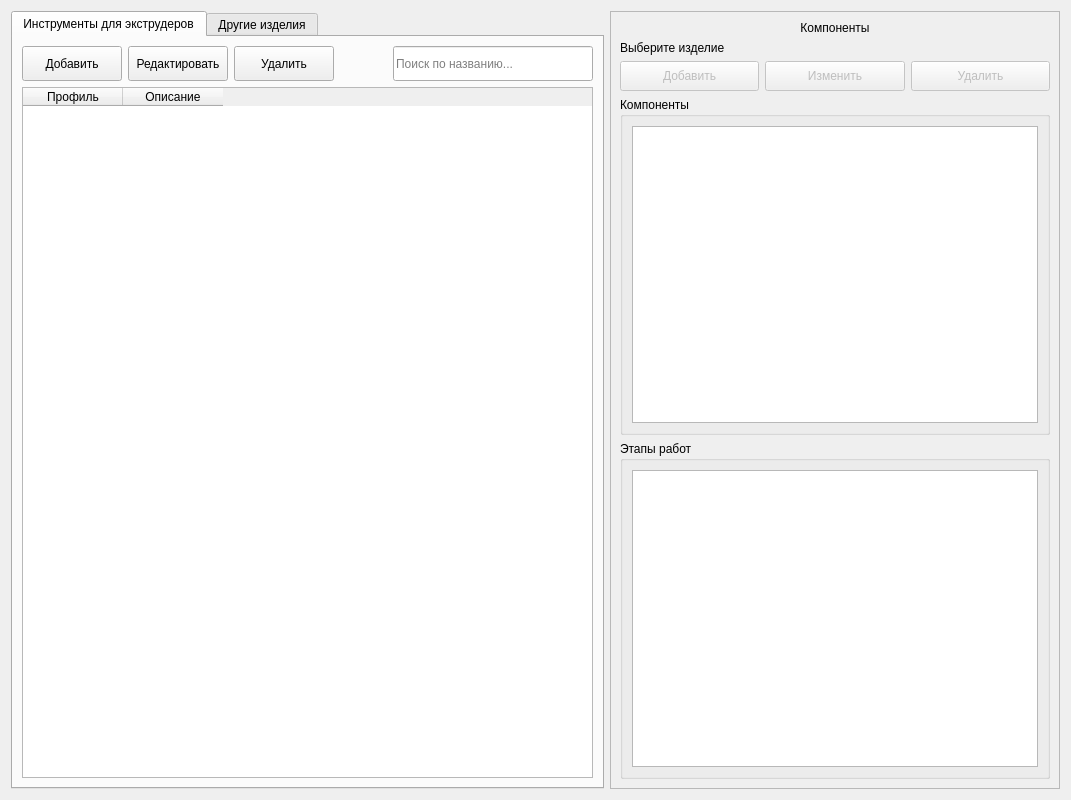
The window that src/client/ui/window_product.ui (formemu/aditim-monitor) describes before a commit, drawn with Qt 5.
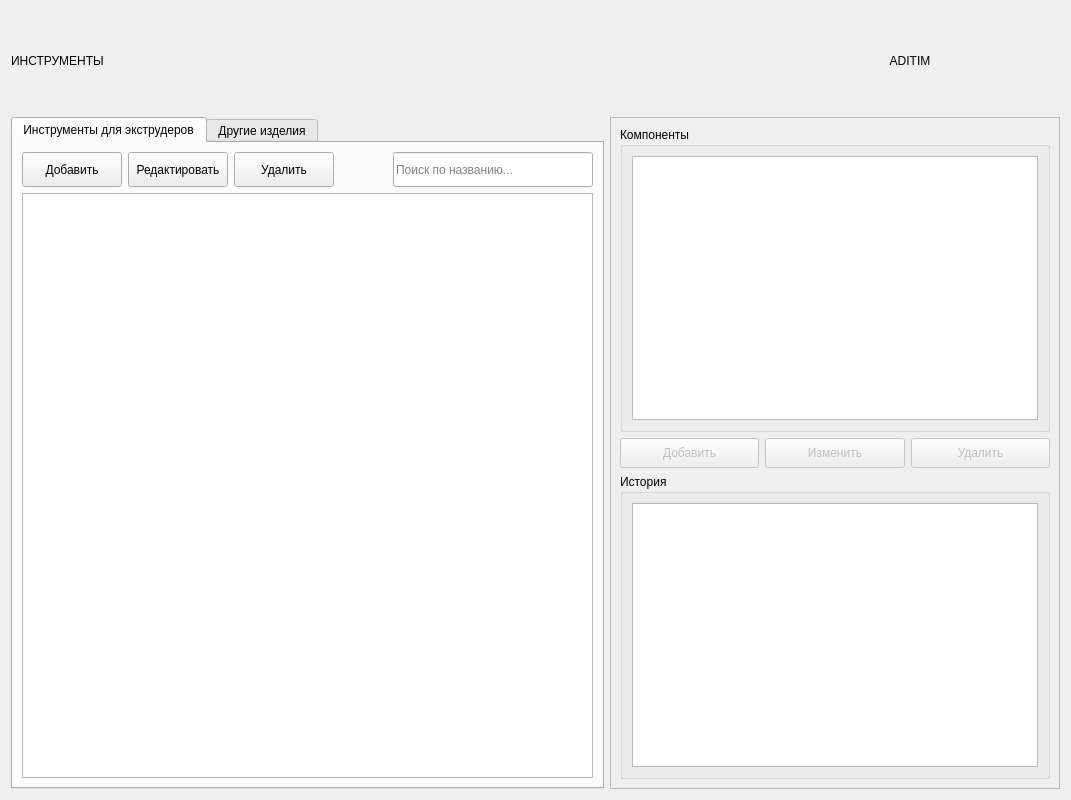
The same window after the commit.

Commit message: Refactor UI components and improve layout for profile and task windows

```diff
--- a/src/client/ui/window_product.ui
+++ b/src/client/ui/window_product.ui
@@ -10,9 +10,9 @@
     <height>800</height>
    </rect>
   </property>
-  <layout class="QHBoxLayout" name="horizontalLayout_main">
-   <item>
-    <widget class="QTabWidget" name="tabWidget_products">
+  <layout class="QGridLayout" name="gridLayout">
+   <item row="1" column="0">
+    <widget class="QTabWidget" name="tabWidget_main">
      <property name="currentIndex">
       <number>0</number>
      </property>
@@ -98,16 +98,6 @@
          <property name="sortingEnabled">
           <bool>true</bool>
          </property>
-         <column>
-          <property name="text">
-           <string>Профиль</string>
-          </property>
-         </column>
-         <column>
-          <property name="text">
-           <string>Описание</string>
-          </property>
-         </column>
         </widget>
        </item>
       </layout>
@@ -215,8 +205,8 @@
      </widget>
     </widget>
    </item>
-   <item>
-    <widget class="QFrame" name="frame_components">
+   <item row="1" column="1">
+    <widget class="QFrame" name="frame_component">
      <property name="minimumSize">
       <size>
        <width>450</width>
@@ -234,23 +224,19 @@
      </property>
      <layout class="QVBoxLayout" name="verticalLayout_components">
       <item>
-       <widget class="QLabel" name="label_components_title">
-        <property name="text">
+       <widget class="QGroupBox" name="groupBox_component">
+        <property name="title">
          <string>Компоненты</string>
         </property>
-        <property name="alignment">
-         <set>Qt::AlignmentFlag::AlignCenter</set>
-        </property>
-       </widget>
-      </item>
-      <item>
-       <widget class="QLabel" name="label_selected_item">
-        <property name="text">
-         <string>Выберите изделие</string>
-        </property>
-        <property name="wordWrap">
-         <bool>true</bool>
-        </property>
+        <layout class="QVBoxLayout" name="verticalLayout">
+         <item>
+          <widget class="QTableWidget" name="tableWidget_component">
+           <property name="alternatingRowColors">
+            <bool>true</bool>
+           </property>
+          </widget>
+         </item>
+        </layout>
        </widget>
       </item>
       <item>
@@ -305,26 +291,10 @@
         </item>
        </layout>
       </item>
-      <item>
-       <widget class="QGroupBox" name="groupBox_component">
-        <property name="title">
-         <string>Компоненты</string>
-        </property>
-        <layout class="QVBoxLayout" name="verticalLayout">
-         <item>
-          <widget class="QTableWidget" name="tableWidget_component">
-           <property name="alternatingRowColors">
-            <bool>true</bool>
-           </property>
-          </widget>
-         </item>
-        </layout>
-       </widget>
-      </item>
       <item>
        <widget class="QGroupBox" name="groupBox_component_stage">
         <property name="title">
-         <string>Этапы работ</string>
+         <string>История</string>
         </property>
         <layout class="QVBoxLayout" name="verticalLayout_2">
          <item>
@@ -336,6 +306,45 @@
      </layout>
     </widget>
    </item>
+   <item row="0" column="0" colspan="2">
+    <layout class="QHBoxLayout" name="horizontalLayout_header">
+     <item>
+      <widget class="QLabel" name="label_header">
+       <property name="styleSheet">
+        <string/>
+       </property>
+       <property name="text">
+        <string>ИНСТРУМЕНТЫ</string>
+       </property>
+      </widget>
+     </item>
+     <item>
+      <widget class="QLabel" name="label_logo">
+       <property name="minimumSize">
+        <size>
+         <width>300</width>
+         <height>100</height>
+        </size>
+       </property>
+       <property name="maximumSize">
+        <size>
+         <width>300</width>
+         <height>100</height>
+        </size>
+       </property>
+       <property name="styleSheet">
+        <string/>
+       </property>
+       <property name="text">
+        <string>ADITIM</string>
+       </property>
+       <property name="alignment">
+        <set>Qt::AlignmentFlag::AlignCenter</set>
+       </property>
+      </widget>
+     </item>
+    </layout>
+   </item>
   </layout>
  </widget>
  <resources/>
```
Left out of the diff: 10 changed lines with no effect on the pictures. The commit also changes 12 other files.
